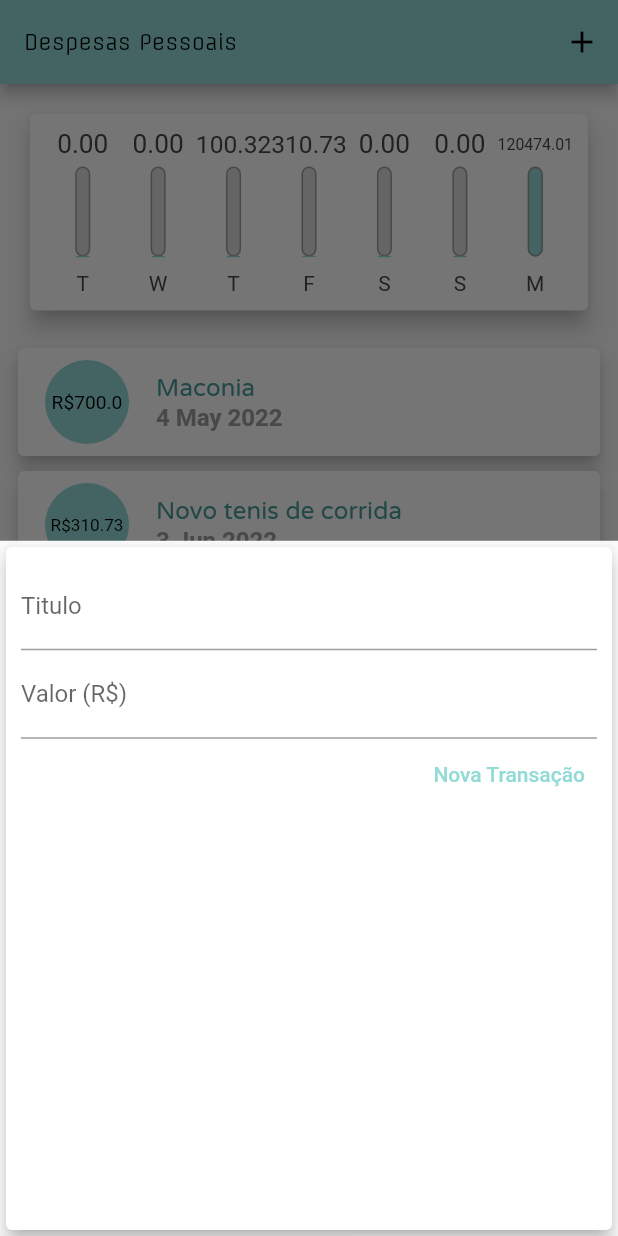
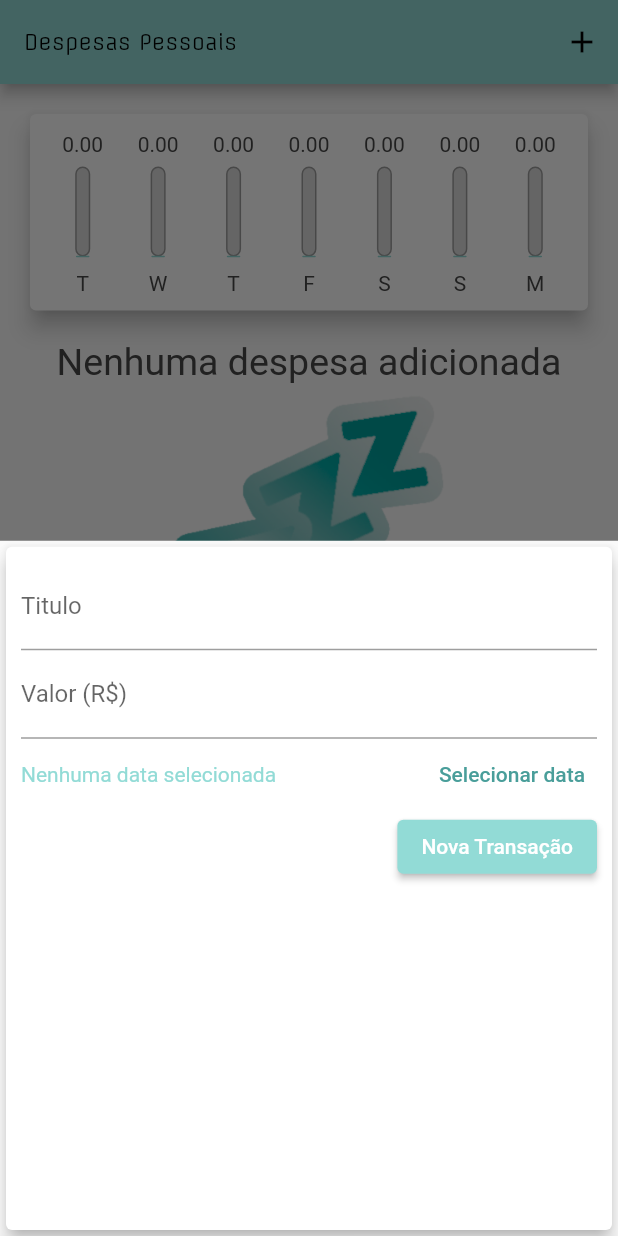
Before and after one commit to cacciatorieric/despesas_pessoais, a Flutter app: the screen it shows after launch, after a tap on the "add" icon, on a phone screen of 412 x 824 dp. Run offline on Flutter 3.47's test engine with Material 2 defaults, Android fonts, the phone set to English and light mode, and no system bars; our stand-ins replace fluttertoast.

Commit message:
aplicação finalizada

```diff
--- a/despesas_pessoais/lib/components/chart.dart
+++ b/despesas_pessoais/lib/components/chart.dart
@@ -60,7 +60,9 @@ class Chart extends StatelessWidget {
               child: ChartBar(
                 label: tr['day'].toString(),
                 value: double.parse(tr['value'].toString()),
-                percentage: (tr['value'] as double) / _weekTotalValue,
+                percentage: _weekTotalValue == 0
+                    ? 0
+                    : (tr['value'] as double) / _weekTotalValue,
               ),
             );
           }).toList(),
--- a/despesas_pessoais/lib/components/chart_bar.dart
+++ b/despesas_pessoais/lib/components/chart_bar.dart
@@ -18,10 +18,13 @@ class ChartBar extends StatelessWidget {
       children: [
         SizedBox(
           height: 20,
-          child: FittedBox(
-            child: Text(
-              value!.toStringAsFixed(2),
-              style: TextStyle(color: Theme.of(context).colorScheme.tertiary),
+          child: Padding(
+            padding: const EdgeInsets.all(2.0),
+            child: FittedBox(
+              child: Text(
+                value!.toStringAsFixed(2),
+                style: TextStyle(color: Theme.of(context).colorScheme.tertiary),
+              ),
             ),
           ),
         ),
--- a/despesas_pessoais/lib/components/transaction_form.dart
+++ b/despesas_pessoais/lib/components/transaction_form.dart
@@ -1,30 +1,50 @@
 import 'package:flutter/material.dart';
 import 'package:fluttertoast/fluttertoast.dart';
+import 'package:intl/intl.dart';
 
 class TransactionForm extends StatefulWidget {
   TransactionForm(this.onSubmit);
 
-  final void Function(String, double) onSubmit;
+  final void Function(String, double, DateTime) onSubmit;
 
   @override
   State<TransactionForm> createState() => _TransactionFormState();
 }
 
 class _TransactionFormState extends State<TransactionForm> {
+  final _titleController = TextEditingController();
+  final _valueController = TextEditingController();
+  DateTime? _selectedDate;
+
   _submitForm() {
-    final title = titleController.text;
-    final value = double.tryParse(valueController.text) ?? 0.0;
+    final title = _titleController.text;
+    final value = double.tryParse(_valueController.text) ?? 0.0;
 
-    if (title.isEmpty || value <= 0) {
+    if (title.isEmpty || value <= 0 || _selectedDate == null) {
       Fluttertoast.showToast(msg: 'Preecha corretamente os campos ');
       return;
     }
-    widget.onSubmit(title, value);
+    widget.onSubmit(title, value, _selectedDate!);
   }
 
-  final titleController = TextEditingController();
-
-  final valueController = TextEditingController();
+//Tanto o widget quando o context (e diversos outros) são atributos recebidos da herança do State
+  _showDatePicker() {
+    showDatePicker(
+      context: context,
+      initialDate: DateTime.now(),
+      firstDate: DateTime(2019),
+      lastDate: DateTime.now(),
+    ).then(
+      (pickedDate) {
+        if (pickedDate == null) {
+          return;
+        }
+        setState(() {
+          _selectedDate = pickedDate;
+        });
+      },
+    );
+  }
 
   @override
   Widget build(BuildContext context) {
@@ -35,14 +55,14 @@ class _TransactionFormState extends State<TransactionForm> {
         child: Column(
           children: [
             TextField(
-              controller: titleController,
+              controller: _titleController,
               style: TextStyle(
                 color: Theme.of(context).colorScheme.tertiary,
               ),
               decoration: const InputDecoration(labelText: 'Titulo'),
             ),
             TextField(
-              controller: valueController,
+              controller: _valueController,
               style: TextStyle(
                 color: Theme.of(context).colorScheme.tertiary,
               ),
@@ -56,9 +76,32 @@ class _TransactionFormState extends State<TransactionForm> {
                   const TextInputType.numberWithOptions(decimal: true),
             ),
             Row(
+              children: [
+                Expanded(
+                  child: Text(
+                    _selectedDate == null
+                        ? 'Nenhuma data selecionada'
+                        : 'Data selecionada: ${DateFormat('dd/MM/y').format(_selectedDate!)}',
+                    style: TextStyle(
+                      color: Theme.of(context).colorScheme.primary,
+                    ),
+                  ),
+                ),
+                TextButton(
+                  onPressed: _showDatePicker,
+                  child: Text(
+                    'Selecionar data',
+                    style: TextStyle(
+                      color: Theme.of(context).colorScheme.secondary,
+                    ),
+                  ),
+                ),
+              ],
+            ),
+            Row(
               mainAxisAlignment: MainAxisAlignment.end,
               children: [
-                TextButton(
+                ElevatedButton(
                   onPressed: () {
                     _submitForm();
                   },
--- a/despesas_pessoais/lib/components/transaction_list.dart
+++ b/despesas_pessoais/lib/components/transaction_list.dart
@@ -4,8 +4,9 @@ import '../models/transactions.dart';
 
 class TransactionList extends StatelessWidget {
   final List<Transaction>? transactions;
+  final void Function(String) onRemove;
   // ignore: use_key_in_widget_constructors
-  const TransactionList(this.transactions);
+  const TransactionList(this.transactions, this.onRemove);
 
   @override
   Widget build(BuildContext context) {
@@ -64,6 +65,11 @@ class TransactionList extends StatelessWidget {
                           fontWeight: FontWeight.bold,
                           color: Colors.grey),
                     ),
+                    trailing: IconButton(
+                      icon: const Icon(Icons.delete_forever),
+                      color: Theme.of(context).errorColor,
+                      onPressed: () => onRemove(tr.id!),
+                    ),
                   ),
                 );
               },
--- a/despesas_pessoais/lib/main.dart
+++ b/despesas_pessoais/lib/main.dart
@@ -51,52 +51,7 @@ class MyHomePage extends StatefulWidget {
 }
 
 class _MyHomePageState extends State<MyHomePage> {
-  final List<Transaction> _transactions = [
-    Transaction(
-      id: 't0',
-      title: 'Maconia',
-      value: 700,
-      date: DateTime.now().subtract(
-        const Duration(days: 33),
-      ),
-    ),
-    Transaction(
-      id: 't1',
-      title: 'Novo tenis de corrida',
-      value: 310.73,
-      date: DateTime.now().subtract(
-        const Duration(days: 3),
-      ),
-    ),
-    Transaction(
-      id: 't2',
-      title: 'Conta de Luz',
-      value: 100.32,
-      date: DateTime.now().subtract(
-        const Duration(days: 4),
-      ),
-    ),
-    Transaction(
-      id: 't3',
-      title: 'Cartão de crédito',
-      value: 120456.01,
-      date: DateTime.now(),
-    ),
-    Transaction(
-      id: 't4',
-      title: 'Putero',
-      value: 95.43,
-      date: DateTime.now().subtract(
-        const Duration(days: 33),
-      ),
-    ),
-    Transaction(
-      id: 't5',
-      title: 'Almoço',
-      value: 18.00,
-      date: DateTime.now(),
-    ),
-  ];
+  final List<Transaction> _transactions = [];
 
   List<Transaction> get _recentTransactions {
     return _transactions.where(
@@ -119,12 +74,12 @@ class _MyHomePageState extends State<MyHomePage> {
     );
   }
 
-  _addTransaction(String title, double value) {
+  _addTransaction(String title, double value, DateTime date) {
     final newTransaction = Transaction(
       id: Random().nextDouble().toString(),
       title: title,
       value: value,
-      date: DateTime.now(),
+      date: date,
     );
 
     setState(() {
@@ -132,6 +87,12 @@ class _MyHomePageState extends State<MyHomePage> {
     });
 
     Navigator.of(context).pop();
+  }
+
+  _deleteTransaction(String id) {
+    setState(() {
+      _transactions.removeWhere((tr) => tr.id == id);
+    });
   }
 
   @override
@@ -158,7 +119,7 @@ class _MyHomePageState extends State<MyHomePage> {
               CrossAxisAlignment.stretch, //Estica os elementos filhos
           children: <Widget>[
             Chart(recentTransactions: _recentTransactions),
-            TransactionList(_transactions),
+            TransactionList(_transactions, _deleteTransaction,)
           ],
         ),
       ),
```
